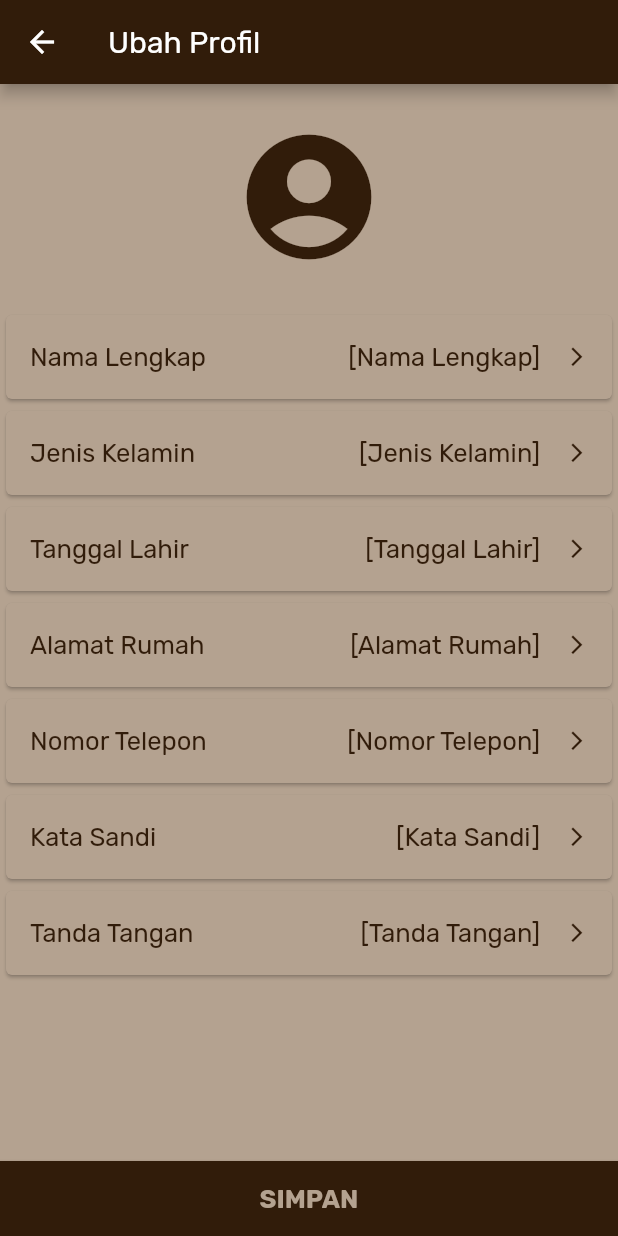
After one commit to Smart-RT/SmartRT-mobile, a Flutter app: the screen it shows after launch, item 5 of the bottom bar chosen, after a tap on "Ubah Profil", on a phone screen of 412 x 824 dp. The commit adds this screen. Run offline on Flutter 3.47's test engine with Material 2 defaults, Android fonts, the light colour scheme and no system bars; our stand-ins replace date_time_picker, dio, dropdown_button2, firebase_auth, firebase_core, flutter_secure_storage and 2 more; accounts and stored records are empty.

Commit message:
merubah dan menambahkan tampilan halaman ubah profil

```diff
--- a/lib/routes/routes.dart
+++ b/lib/routes/routes.dart
@@ -10,6 +10,7 @@ import 'package:smart_rt/screens/public_screens/janji_temu/buat_janji_temu_page.
 import 'package:smart_rt/screens/public_screens/janji_temu/list_janji_temu_page.dart';
 import 'package:smart_rt/screens/public_screens/test_screen.dart';
 import 'package:smart_rt/screens/public_screens/test_screen2.dart';
+import 'package:smart_rt/screens/public_screens/ubah_profil/ubah_profil_page.dart';
 import 'package:smart_rt/screens/public_screens/update_role/req_update_role_page.dart';
 
 class Routes {
@@ -60,6 +61,10 @@ class Routes {
         return MaterialPageRoute(builder: (context) {
           return const BuatJanjiTemuPage();
         });
+      case UbahProfilPage.id:
+        return MaterialPageRoute(builder: (context) {
+          return const UbahProfilPage();
+        });
       case TestScreen.id:
         return MaterialPageRoute(builder: (context) {
           return const TestScreen();
--- a/lib/screens/guest_screens/home/home_part/beranda_page.dart
+++ b/lib/screens/guest_screens/home/home_part/beranda_page.dart
@@ -3,6 +3,7 @@ import 'package:flutter/material.dart';
 import 'package:smart_rt/constants/colors.dart';
 import 'package:smart_rt/constants/size.dart';
 import 'package:smart_rt/constants/style.dart';
+import 'package:smart_rt/screens/public_screens/gabung_wilayah/gabung_wilayah_page.dart';
 import 'package:smart_rt/screens/public_screens/janji_temu/list_janji_temu_page.dart';
 
 class BerandaPage extends StatelessWidget {
@@ -217,11 +218,13 @@ class BerandaPage extends StatelessWidget {
               ),
             ],
           ),
-          Container(
-            width: double.infinity,
-            height: 155,
-            child: GestureDetector(
-              onTap: () {/** ... */},
+          GestureDetector(
+            onTap: (){
+              Navigator.pushNamed(context, GabungWilayahPage.id);
+            },
+            child: Container(
+              width: double.infinity,
+              height: 155,
               child: Card(
                 color: smartRTCardColor,
                 shadowColor: smartRTShadowColor,
--- a/lib/screens/guest_screens/home/home_part/saya_page.dart
+++ b/lib/screens/guest_screens/home/home_part/saya_page.dart
@@ -3,6 +3,9 @@ import 'package:flutter/cupertino.dart';
 import 'package:flutter/material.dart';
 import 'package:smart_rt/constants/colors.dart';
 import 'package:smart_rt/constants/style.dart';
+import 'package:smart_rt/screens/public_screens/gabung_wilayah/gabung_wilayah_page.dart';
+import 'package:smart_rt/screens/public_screens/ubah_profil/ubah_profil_page.dart';
+import 'package:smart_rt/screens/public_screens/update_role/req_update_role_page.dart';
 
 class SayaPage extends StatelessWidget {
   const SayaPage({
@@ -52,7 +55,11 @@ class SayaPage extends StatelessWidget {
           height: 500,
           child: ListView(
             children: <Widget>[
-              Card(
+              GestureDetector(
+                onTap: (){
+                  Navigator.pushNamed(context, UbahProfilPage.id);
+                },
+                child: Card(
                   color: smartRTSecondaryColor,
                   child: ListTile(
                     leading: Icon(
@@ -60,7 +67,7 @@ class SayaPage extends StatelessWidget {
                       color: smartRTPrimaryColor,
                     ),
                     title: Text(
-                    'Edit Profile',
+                      'Ubah Profil',
                       style: smartRTTextLargeBold_Primary,
                     ),
                     trailing: Icon(
@@ -69,7 +76,12 @@ class SayaPage extends StatelessWidget {
                     ),
                   ),
                 ),
-              Card(
+              ),
+              GestureDetector(
+                onTap: (){
+                  Navigator.pushNamed(context, GabungWilayahPage.id);
+                },
+                child: Card(
                   color: smartRTSecondaryColor,
                   child: ListTile(
                     leading: Icon(
@@ -83,6 +95,7 @@ class SayaPage extends StatelessWidget {
                     trailing: Icon(
                       Icons.arrow_forward_ios,
                       color: smartRTPrimaryColor,
+                    ),
                   ),
                 ),
               ),
@@ -103,7 +116,11 @@ class SayaPage extends StatelessWidget {
                   ),
                 ),
               ),
-              Card(
+              GestureDetector(
+                onTap: (){
+                  Navigator.pushNamed(context, ReqUpdateRolePage.id);
+                },
+                child: Card(
                   color: smartRTSecondaryColor,
                   child: ListTile(
                     leading: Icon(
@@ -117,6 +134,7 @@ class SayaPage extends StatelessWidget {
                     trailing: Icon(
                       Icons.arrow_forward_ios,
                       color: smartRTPrimaryColor,
+                    ),
                   ),
                 ),
               ),
@@ -145,7 +163,7 @@ class SayaPage extends StatelessWidget {
                     color: smartRTPrimaryColor,
                   ),
                   title: Text(
-                    'Keluarkan AKun',
+                    'Keluarkan Akun',
                     style: smartRTTextLargeBold_Primary,
                   ),
                   trailing: Icon(
--- /dev/null
+++ b/lib/screens/public_screens/ubah_profil/ubah_profil_page.dart
@@ -0,0 +1,309 @@
+import 'package:flutter/material.dart';
+import 'package:flutter/src/foundation/key.dart';
+import 'package:flutter/src/widgets/framework.dart';
+import 'package:smart_rt/constants/colors.dart';
+import 'package:smart_rt/constants/size.dart';
+import 'package:smart_rt/constants/style.dart';
+
+class UbahProfilPage extends StatefulWidget {
+  static const String id = 'UbahProfilPage';
+  const UbahProfilPage({Key? key}) : super(key: key);
+
+  @override
+  State<UbahProfilPage> createState() => _UbahProfilPageState();
+}
+
+class _UbahProfilPageState extends State<UbahProfilPage> {
+  @override
+  Widget build(BuildContext context) {
+    return Scaffold(
+      appBar: AppBar(
+        title: Text('Ubah Profil'),
+      ),
+      body: Column(
+        mainAxisAlignment: MainAxisAlignment.spaceBetween,
+        children: [
+          Column(
+            children: [
+              Padding(
+                padding: paddingScreen,
+                child: Center(
+                  child: Icon(
+                    Icons.account_circle,
+                    size: 100,
+                    color: smartRTPrimaryColor,
+                  ),
+                ),
+              ),
+              Container(
+                height: 500,
+                child: ListView(
+                  children: <Widget>[
+                    Card(
+                      color: smartRTSecondaryColor,
+                      child: ListTile(
+                        title: Row(
+                          children: [
+                            Expanded(
+                              child: Text(
+                                'Nama Lengkap',
+                                style: smartRTTextLarge_Primary.copyWith(
+                                    fontWeight: FontWeight.normal),
+                              ),
+                            ),
+                            Expanded(
+                              child: Text(
+                                '[Nama Lengkap]',
+                                style: smartRTTextLarge_Primary.copyWith(
+                                    fontWeight: FontWeight.normal),
+                                textAlign: TextAlign.right,
+                              ),
+                            ),
+                          ],
+                        ),
+                        trailing: Icon(
+                          Icons.arrow_forward_ios,
+                          color: smartRTPrimaryColor,
+                          size: 15,
+                        ),
+                      ),
+                    ),
+                    Card(
+                      color: smartRTSecondaryColor,
+                      child: ListTile(
+                        title: Row(
+                          children: [
+                            Expanded(
+                              child: Text(
+                                'Jenis Kelamin',
+                                style: smartRTTextLarge_Primary.copyWith(
+                                    fontWeight: FontWeight.normal),
+                              ),
+                            ),
+                            Expanded(
+                              child: Text(
+                                '[Jenis Kelamin]',
+                                style: smartRTTextLarge_Primary.copyWith(
+                                    fontWeight: FontWeight.normal),
+                                textAlign: TextAlign.right,
+                              ),
+                            ),
+                          ],
+                        ),
+                        trailing: Icon(
+                          Icons.arrow_forward_ios,
+                          color: smartRTPrimaryColor,
+                          size: 15,
+                        ),
+                      ),
+                    ),
+                    Card(
+                      color: smartRTSecondaryColor,
+                      child: ListTile(
+                        title: Row(
+                          children: [
+                            Expanded(
+                              child: Text(
+                                'Tanggal Lahir',
+                                style: smartRTTextLarge_Primary.copyWith(
+                                    fontWeight: FontWeight.normal),
+                              ),
+                            ),
+                            Expanded(
+                              child: Text(
+                                '[Tanggal Lahir]',
+                                style: smartRTTextLarge_Primary.copyWith(
+                                    fontWeight: FontWeight.normal),
+                                textAlign: TextAlign.right,
+                              ),
+                            ),
+                          ],
+                        ),
+                        trailing: Icon(
+                          Icons.arrow_forward_ios,
+                          color: smartRTPrimaryColor,
+                          size: 15,
+                        ),
+                      ),
+                    ),
+                    Card(
+                      color: smartRTSecondaryColor,
+                      child: ListTile(
+                        title: Row(
+                          children: [
+                            Expanded(
+                              child: Text(
+                                'Alamat Rumah',
+                                style: smartRTTextLarge_Primary.copyWith(
+                                    fontWeight: FontWeight.normal),
+                              ),
+                            ),
+                            Expanded(
+                              child: Text(
+                                '[Alamat Rumah]',
+                                style: smartRTTextLarge_Primary.copyWith(
+                                    fontWeight: FontWeight.normal),
+                                textAlign: TextAlign.right,
+                              ),
+                            ),
+                          ],
+                        ),
+                        trailing: Icon(
+                          Icons.arrow_forward_ios,
+                          color: smartRTPrimaryColor,
+                          size: 15,
+                        ),
+                      ),
+                    ),
+                    Card(
+                      color: smartRTSecondaryColor,
+                      child: ListTile(
+                        title: Row(
+                          children: [
+                            Expanded(
+                              child: Text(
+                                'Nomor Telepon',
+                                style: smartRTTextLarge_Primary.copyWith(
+                                    fontWeight: FontWeight.normal),
+                              ),
+                            ),
+                            Expanded(
+                              child: Text(
+                                '[Nomor Telepon]',
+                                style: smartRTTextLarge_Primary.copyWith(
+                                    fontWeight: FontWeight.normal),
+                                textAlign: TextAlign.right,
+                              ),
+                            ),
+                          ],
+                        ),
+                        trailing: Icon(
+                          Icons.arrow_forward_ios,
+                          color: smartRTPrimaryColor,
+                          size: 15,
+                        ),
+                      ),
+                    ),
+                    Card(
+                      color: smartRTSecondaryColor,
+                      child: ListTile(
+                        title: Row(
+                          children: [
+                            Expanded(
+                              child: Text(
+                                'Kata Sandi',
+                                style: smartRTTextLarge_Primary.copyWith(
+                                    fontWeight: FontWeight.normal),
+                              ),
+                            ),
+                            Expanded(
+                              child: Text(
+                                '[Kata Sandi]',
+                                style: smartRTTextLarge_Primary.copyWith(
+                                    fontWeight: FontWeight.normal),
+                                textAlign: TextAlign.right,
+                              ),
+                            ),
+                          ],
+                        ),
+                        trailing: Icon(
+                          Icons.arrow_forward_ios,
+                          color: smartRTPrimaryColor,
+                          size: 15,
+                        ),
+                      ),
+                    ),
+                    Card(
+                      color: smartRTSecondaryColor,
+                      child: ListTile(
+                        title: Row(
+                          children: [
+                            Expanded(
+                              child: Text(
+                                'Tanda Tangan',
+                                style: smartRTTextLarge_Primary.copyWith(
+                                    fontWeight: FontWeight.normal),
+                              ),
+                            ),
+                            Expanded(
+                              child: Text(
+                                '[Tanda Tangan]',
+                                style: smartRTTextLarge_Primary.copyWith(
+                                    fontWeight: FontWeight.normal),
+                                textAlign: TextAlign.right,
+                              ),
+                            ),
+                          ],
+                        ),
+                        trailing: Icon(
+                          Icons.arrow_forward_ios,
+                          color: smartRTPrimaryColor,
+                          size: 15,
+                        ),
+                      ),
+                    ),
+                  ],
+                ),
+              ),
+              // TextFormField(
+              //   autocorrect: false,
+              //   style: smartRTTextNormal_Primary,
+              //   decoration: const InputDecoration(
+              //     labelText: 'Nama Lengkap',
+              //   ),
+              //   validator: (value) {
+              //     if (value == null || value.isEmpty) {
+              //       return 'Nama Lengkap tidak boleh kosong';
+              //     }
+              //   },
+              // ),
+              // SB_height15,
+              // TextFormField(
+              //   autocorrect: false,
+              //   style: smartRTTextNormal_Primary,
+              //   decoration: const InputDecoration(
+              //     labelText: 'Nomor Telepon',
+              //   ),
+              //   validator: (value) {
+              //     if (value == null || value.isEmpty) {
+              //       return 'Nomor Telepon tidak boleh kosong';
+              //     }
+              //   },
+              // ),
+              // SB_height15,
+              // TextFormField(
+              //   autocorrect: false,
+              //   style: smartRTTextNormal_Primary,
+              //   decoration: const InputDecoration(
+              //     labelText: 'Alamat Rumah',
+              //   ),
+              //   validator: (value) {
+              //     if (value == null || value.isEmpty) {
+              //       return 'Nomor Telepon tidak boleh kosong';
+              //     }
+              //   },
+              // ),
+            ],
+          ),
+          Container(
+            width: double.infinity,
+            child: ElevatedButton(
+              style: ElevatedButton.styleFrom(
+                shape: RoundedRectangleBorder(
+                  borderRadius: BorderRadius.circular(0),
+                ),
+              ),
+              onPressed: () {
+                /**.... */
+              },
+              child: Text(
+                'SIMPAN',
+                style: smartRTTextLargeBold_Secondary,
+              ),
+            ),
+          ),
+        ],
+      ),
+    );
+  }
+}
```
Lines whose indentation alone changed are shown as unchanged.
